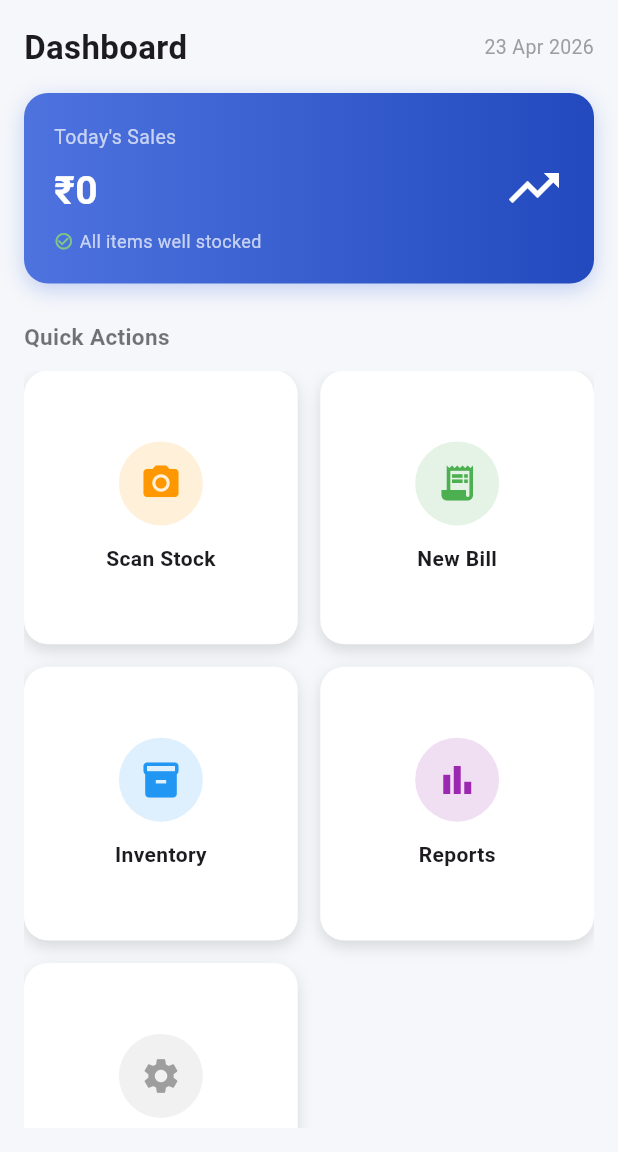
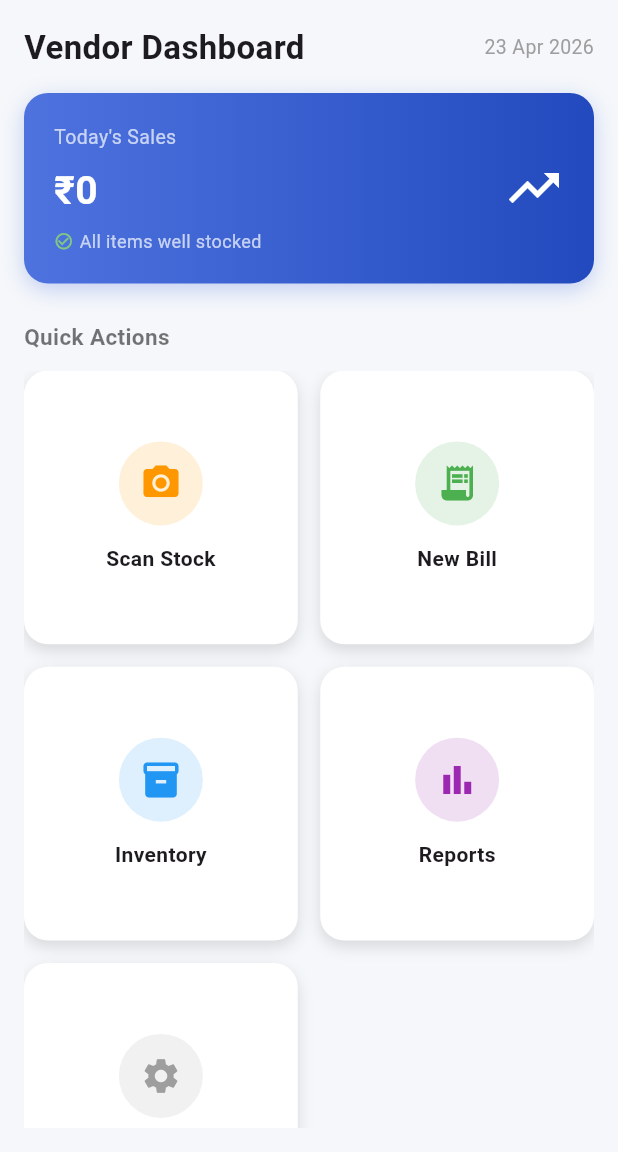
Before and after one commit to Sree2622/SMSE-ERP-System, a Flutter app: the screen it shows once a user with an empty profile is signed in, after a tap on the "logout" icon, on a phone screen of 412 x 824 dp, the part 84-1236 px from its top. Run offline on Flutter 3.47's test engine with Material 3 defaults, Android fonts, the light colour scheme and no system bars; our stand-ins replace camera, cloud_firestore, firebase_auth, firebase_core, image_picker; missing offline and left inert: tflite_flutter; accounts and stored records are empty.

Commit message:
Separate vendor billing and customer bill-payment flows

```diff
--- a/lib/main.dart
+++ b/lib/main.dart
@@ -1,10 +1,13 @@
+import 'package:cloud_firestore/cloud_firestore.dart';
 import 'package:firebase_core/firebase_core.dart';
 import 'package:firebase_auth/firebase_auth.dart';
 import 'package:flutter/material.dart';
 
 import 'firebase_options.dart';
+import 'screens/bill_payment_screen.dart';
 import 'screens/home_screen.dart';
 import 'screens/login_screen.dart';
+import 'services/firestore_service.dart';
 
 Future<void> main() async {
   WidgetsFlutterBinding.ensureInitialized();
@@ -44,7 +47,26 @@ class AuthGate extends StatelessWidget {
         }
 
         if (snapshot.hasData) {
-          return const HomeScreen();
+          final uid = snapshot.data!.uid;
+          return FutureBuilder<DocumentSnapshot<Map<String, dynamic>>>(
+            future: FirestoreService.users.doc(uid).get(),
+            builder: (context, roleSnapshot) {
+              if (roleSnapshot.connectionState == ConnectionState.waiting) {
+                return const Scaffold(
+                  body: Center(child: CircularProgressIndicator()),
+                );
+              }
+
+              final role =
+                  roleSnapshot.data?.data()?['role']?.toString().toLowerCase() ??
+                      'vendor';
+
+              if (role == 'customer') {
+                return const BillPaymentScreen();
+              }
+              return const HomeScreen(role: 'vendor');
+            },
+          );
         }
 
         return const LoginScreen();
--- a/lib/screens/home_screen.dart
+++ b/lib/screens/home_screen.dart
@@ -10,7 +10,9 @@ import 'scan_screen.dart';
 import 'settings_screen.dart';
 
 class HomeScreen extends StatelessWidget {
-  const HomeScreen({super.key});
+  final String role;
+
+  const HomeScreen({super.key, this.role = 'vendor'});
 
   Future<Map<String, dynamic>> _loadDashboardData() async {
     final revenue = await FirestoreService.fetchTodayRevenue();
@@ -66,7 +68,7 @@ class HomeScreen extends StatelessWidget {
             Row(
               mainAxisAlignment: MainAxisAlignment.spaceBetween,
               children: [
-                const Text('Dashboard',
+                Text(role == 'vendor' ? 'Vendor Dashboard' : 'Dashboard',
                     style: TextStyle(
                         fontSize: 22, fontWeight: FontWeight.bold)),
                 Text(
@@ -179,7 +181,8 @@ class HomeScreen extends StatelessWidget {
                 crossAxisCount: 2,
                 crossAxisSpacing: 15,
                 mainAxisSpacing: 15,
-                children: const [
+                children: role == 'vendor'
+                    ? const [
                         _DashboardTile(
                             icon: Icons.camera_alt,
                             label: 'Scan Stock',
@@ -205,7 +208,8 @@ class HomeScreen extends StatelessWidget {
                             label: 'Settings',
                             color: Colors.grey,
                             page: SettingsScreen()),
-                ],
+                      ]
+                    : const [],
               ),
             ),
           ],
--- a/lib/screens/login_screen.dart
+++ b/lib/screens/login_screen.dart
@@ -1,5 +1,8 @@
+import 'package:cloud_firestore/cloud_firestore.dart';
 import 'package:firebase_auth/firebase_auth.dart';
 import 'package:flutter/material.dart';
+
+import '../services/firestore_service.dart';
 
 class LoginScreen extends StatefulWidget {
   const LoginScreen({super.key});
@@ -15,6 +18,7 @@ class _LoginScreenState extends State<LoginScreen> {
 
   bool _isLoginMode = true;
   bool _isLoading = false;
+  String _selectedRole = 'vendor';
 
   @override
   void dispose() {
@@ -35,15 +39,32 @@ class _LoginScreenState extends State<LoginScreen> {
 
     try {
       if (_isLoginMode) {
-        await FirebaseAuth.instance.signInWithEmailAndPassword(
+        final credential = await FirebaseAuth.instance.signInWithEmailAndPassword(
           email: email,
           password: password,
         );
+        final roleDoc =
+            await FirestoreService.users.doc(credential.user!.uid).get();
+        final savedRole = roleDoc.data()?['role']?.toString().toLowerCase();
+        if (savedRole != null && savedRole != _selectedRole) {
+          await FirebaseAuth.instance.signOut();
+          throw FirebaseAuthException(
+            code: 'role-mismatch',
+            message:
+                'This account is registered as ${savedRole.toUpperCase()}. Please choose the correct login type.',
+          );
+        }
       } else {
-        await FirebaseAuth.instance.createUserWithEmailAndPassword(
+        final credential =
+            await FirebaseAuth.instance.createUserWithEmailAndPassword(
           email: email,
           password: password,
         );
+        await FirestoreService.users.doc(credential.user!.uid).set({
+          'email': email,
+          'role': _selectedRole,
+          'createdAt': DateTime.now().toUtc().toIso8601String(),
+        }, SetOptions(merge: true));
       }
     } on FirebaseAuthException catch (e) {
       if (!mounted) return;
@@ -89,6 +110,25 @@ class _LoginScreenState extends State<LoginScreen> {
                         ),
                       ),
                       const SizedBox(height: 20),
+                      SegmentedButton<String>(
+                        segments: const [
+                          ButtonSegment<String>(
+                            value: 'vendor',
+                            icon: Icon(Icons.storefront),
+                            label: Text('Vendor Login'),
+                          ),
+                          ButtonSegment<String>(
+                            value: 'customer',
+                            icon: Icon(Icons.payment),
+                            label: Text('Bill Pay Login'),
+                          ),
+                        ],
+                        selected: {_selectedRole},
+                        onSelectionChanged: (selection) {
+                          setState(() => _selectedRole = selection.first);
+                        },
+                      ),
+                      const SizedBox(height: 12),
                       TextFormField(
                         controller: _emailController,
                         keyboardType: TextInputType.emailAddress,
--- a/lib/services/firestore_service.dart
+++ b/lib/services/firestore_service.dart
@@ -10,6 +10,9 @@ class FirestoreService {
 
   static CollectionReference<Map<String, dynamic>> get bills =>
       db.collection('bills');
+
+  static CollectionReference<Map<String, dynamic>> get users =>
+      db.collection('users');
 
   static DocumentReference<Map<String, dynamic>> get shopProfile =>
       db.collection('settings').doc('shop_profile');
```
Also changed, not shown: lib/screens/bill_payment_screen.dart (added, +207 -0 lines), lib/screens/billing_screen.dart (+3 -79 lines). Lines whose indentation alone changed are shown as unchanged.
